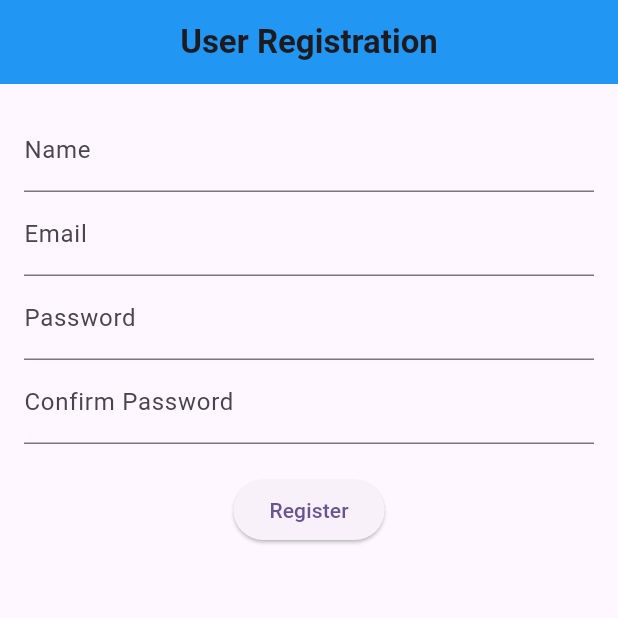
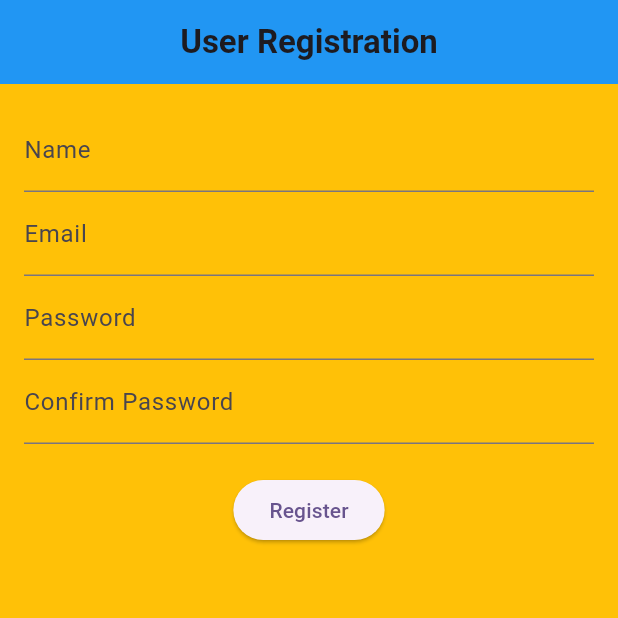
Before and after one commit to SSumu/flutter-assignment, a Flutter app: the screen it shows after launch, after a tap on "Login", after a tap on "Register", on a phone screen of 412 x 824 dp, the top half of it. Run offline on Flutter 3.47's test engine with Material 3 defaults, Android fonts, the phone set to English and light mode, and no system bars; our stand-ins replace carousel_slider, firebase_auth, firebase_core; accounts and stored records are empty; network calls fail.

Commit message:
Changed background color to amber in auth and registration pages

```diff
--- a/lib/auth_page.dart
+++ b/lib/auth_page.dart
@@ -56,6 +56,7 @@ class AuthPageState extends State<AuthPage> {
         centerTitle: true,
         backgroundColor: Colors.blue,
       ),
+      backgroundColor: Colors.amber,
       body: Padding(
         padding: const EdgeInsets.all(16.0),
         child: Column(
--- a/lib/register_user_page.dart
+++ b/lib/register_user_page.dart
@@ -63,6 +63,7 @@ class _RegisterUserPageState extends State<RegisterUserPage> {
         centerTitle: true,
         backgroundColor: Colors.blue,
       ),
+      backgroundColor: Colors.amber,
       body: Padding(
         padding: const EdgeInsets.all(16.0),
         child: Column(
```
